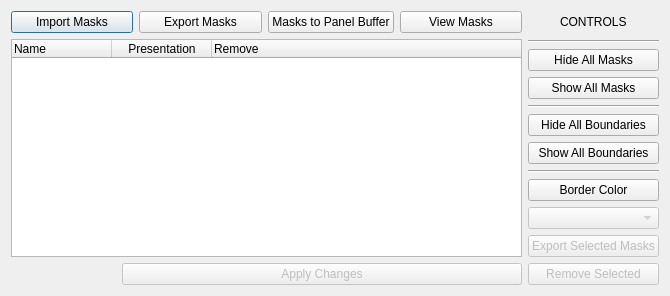
The window that hexrdgui/resources/ui/mask_manager_dialog.ui (HEXRD/hexrdgui) describes before a commit, drawn with Qt 5.
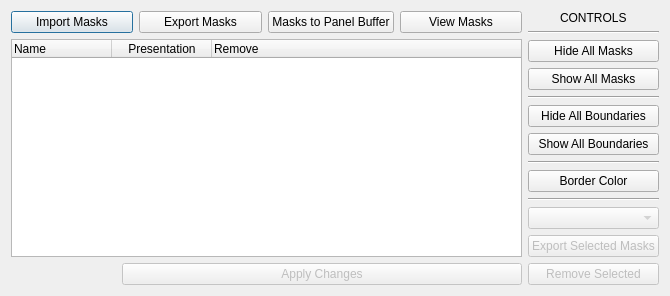
The same window after the commit.

Commit message: Add option to remove multiple masks at a time

Diff of the .ui file:
```diff
--- a/hexrdgui/resources/ui/mask_manager_dialog.ui
+++ b/hexrdgui/resources/ui/mask_manager_dialog.ui
@@ -196,6 +196,13 @@
        </property>
       </widget>
      </item>
+     <item>
+      <widget class="Line" name="line_4">
+       <property name="orientation">
+        <enum>Qt::Horizontal</enum>
+       </property>
+      </widget>
+     </item>
      <item>
       <widget class="QComboBox" name="presentation_selector">
        <property name="enabled">
```
The commit also changes 1 other file.
